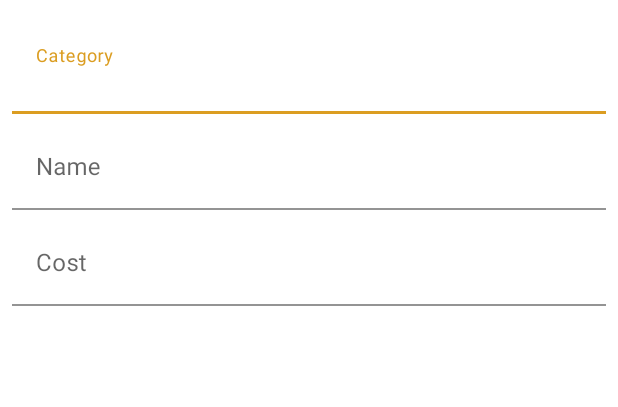
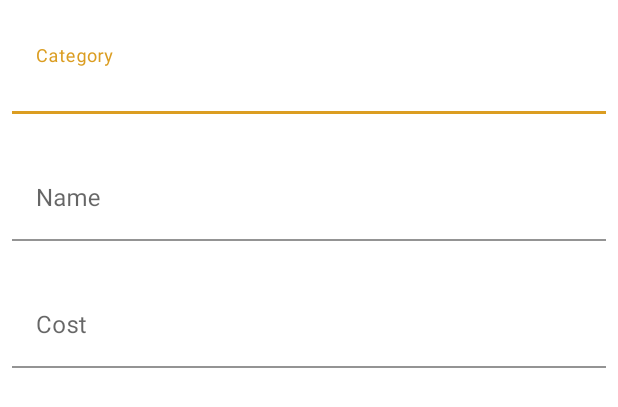
Before and after one commit to Yanmeeei/EECS285project4, an Android app: the layout dialog_add_transaction.xml on its own in the app's theme, with its tools: preview values and no code run, on a phone screen of 412 x 824 dp. Shown: the top 407 px of the screen. Run offline under Robolectric (Android 15) with nearby library versions, the light colour scheme and no system bars.

Commit message:
implement magic

```diff
--- a/app/src/main/java/eecs285/proj4/dawnsqrl_wyanmei/budgettracker/CategoryAdapter.java
+++ b/app/src/main/java/eecs285/proj4/dawnsqrl_wyanmei/budgettracker/CategoryAdapter.java
@@ -11,6 +11,7 @@ import androidx.annotation.NonNull;
 import androidx.annotation.Nullable;
 
 import java.util.ArrayList;
+import java.util.Collection;
 
 class CategoryAdapter extends ArrayAdapter<Category> {
 
--- a/app/src/main/java/eecs285/proj4/dawnsqrl_wyanmei/budgettracker/CategoryListActivity.java
+++ b/app/src/main/java/eecs285/proj4/dawnsqrl_wyanmei/budgettracker/CategoryListActivity.java
@@ -22,6 +22,8 @@ import java.io.IOException;
 import java.io.ObjectInputStream;
 import java.io.ObjectOutputStream;
 import java.util.ArrayList;
+import java.util.Collection;
+import java.util.Collections;
 import java.util.Comparator;
 import java.util.Locale;
 import java.util.Map;
@@ -137,7 +139,7 @@ public class CategoryListActivity extends AppCompatActivity
                                                      String amount) {
         Double amount_double = Double.parseDouble(amount);
 
-        transactions.add(new Transaction(title, category, amount_double));
+        transactions.add(0, new Transaction(title, category, amount_double));
 
         //update category
         boolean found = false;
--- a/app/src/main/res/layout/dialog_add_transaction.xml
+++ b/app/src/main/res/layout/dialog_add_transaction.xml
@@ -10,6 +10,7 @@
     android:paddingBottom="4dp">
 
     <com.google.android.material.textfield.TextInputLayout
+        android:id="@+id/categoryInputLayout"
         android:layout_width="match_parent"
         android:layout_height="match_parent"
         android:layout_margin="4dp"
@@ -17,6 +18,7 @@
         app:boxStrokeColor="@color/highlight"
         app:boxStrokeErrorColor="@color/warning"
         app:counterOverflowTextColor="@color/warning"
+        app:errorEnabled="true"
         app:errorTextColor="@color/warning"
         app:hintTextColor="@color/highlight">
 
@@ -24,6 +26,8 @@
             android:id="@+id/categoryInput"
             android:layout_width="match_parent"
             android:layout_height="wrap_content"
+            android:focusable="true"
+            android:focusableInTouchMode="true"
             android:hint="@string/text_category"
             android:inputType="textCapWords"
             android:textColor="?android:textColorPrimary" />
@@ -31,6 +35,7 @@
     </com.google.android.material.textfield.TextInputLayout>
 
     <com.google.android.material.textfield.TextInputLayout
+        android:id="@+id/titleInputLayout"
         android:layout_width="match_parent"
         android:layout_height="match_parent"
         android:layout_margin="4dp"
@@ -38,6 +43,7 @@
         app:boxStrokeColor="@color/highlight"
         app:boxStrokeErrorColor="@color/warning"
         app:counterOverflowTextColor="@color/warning"
+        app:errorEnabled="true"
         app:errorTextColor="@color/warning"
         app:hintTextColor="@color/highlight">
 
@@ -45,18 +51,22 @@
             android:id="@+id/nameInput"
             android:layout_width="match_parent"
             android:layout_height="wrap_content"
+            android:focusable="true"
+            android:focusableInTouchMode="true"
             android:hint="@string/text_name"
             android:inputType="textCapWords"
             android:textColor="?android:textColorPrimary" />
     </com.google.android.material.textfield.TextInputLayout>
 
     <com.google.android.material.textfield.TextInputLayout
+        android:id="@+id/costInputLayout"
         android:layout_width="match_parent"
         android:layout_height="match_parent"
         app:boxBackgroundColor="@color/invisible"
         app:boxStrokeColor="@color/highlight"
         app:boxStrokeErrorColor="@color/warning"
         app:counterOverflowTextColor="@color/warning"
+        app:errorEnabled="true"
         app:errorTextColor="@color/warning"
         app:hintTextColor="@color/highlight">
 
@@ -65,6 +75,8 @@
             android:layout_width="match_parent"
             android:layout_height="wrap_content"
             android:layout_margin="4dp"
+            android:focusable="true"
+            android:focusableInTouchMode="true"
             android:hint="@string/text_cost"
             android:inputType="number"
             android:textColor="?android:textColorPrimary" />
```
Also changed, not shown: app/src/main/java/eecs285/proj4/dawnsqrl_wyanmei/budgettracker/AddTransactionDialogFragment.java (+59 -7 lines).
